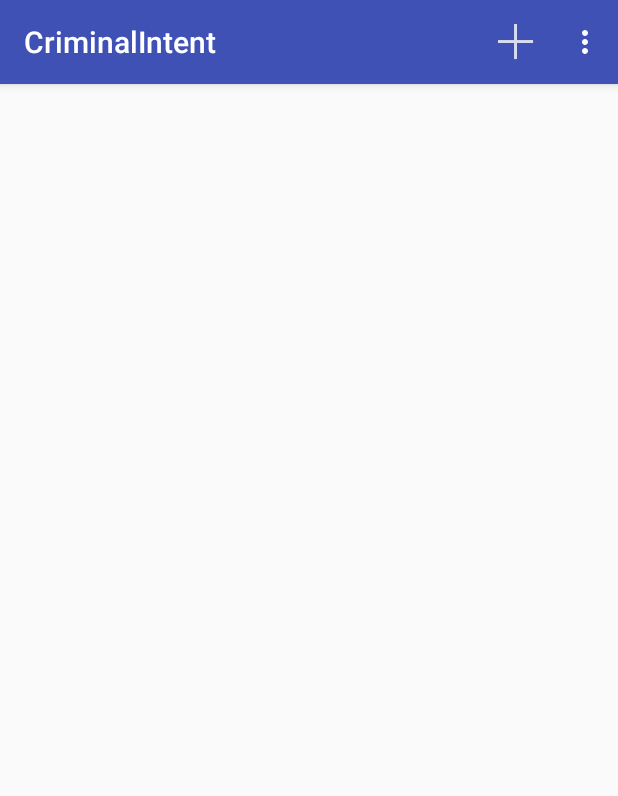
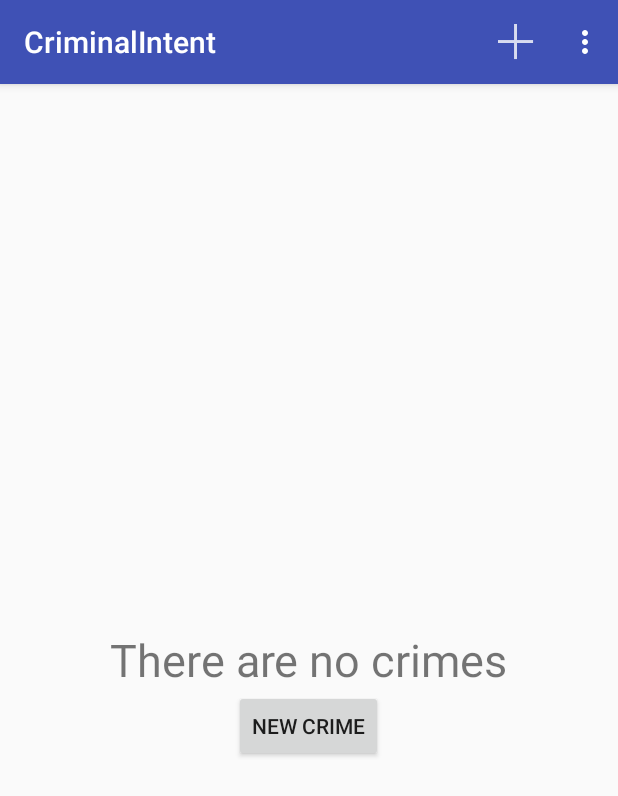
Before and after one commit to speccaN/CriminalIntent, an Android app: the screen it shows after launch (CrimeListActivity), on a phone screen of 412 x 824 dp. Shown: the top 796 px of the screen. Run offline under Robolectric (Android 15) with nearby library versions, the phone set to English and light mode, and no system bars.

Commit message:
Challenge: An Empty View for the RecyclerView complete

```diff
--- a/app/src/main/java/com/bignerdranch/android/criminalintent/CrimeFragment.java
+++ b/app/src/main/java/com/bignerdranch/android/criminalintent/CrimeFragment.java
@@ -62,8 +62,6 @@ public class CrimeFragment extends Fragment {
     public void onCreateOptionsMenu(Menu menu, MenuInflater inflater){
         super.onCreateOptionsMenu(menu, inflater);
         inflater.inflate(R.menu.fragment_crime, menu);
-
-        MenuItem deleteItem = menu.findItem(R.id.menu_item_delete_crime);
     }
 
     @Override
--- a/app/src/main/java/com/bignerdranch/android/criminalintent/CrimeListFragment.java
+++ b/app/src/main/java/com/bignerdranch/android/criminalintent/CrimeListFragment.java
@@ -12,21 +12,26 @@ import android.view.MenuInflater;
 import android.view.MenuItem;
 import android.view.View;
 import android.view.ViewGroup;
+import android.widget.Button;
 import android.widget.CheckBox;
 import android.widget.CompoundButton;
+import android.widget.RelativeLayout;
 import android.widget.TextView;
 
 import java.util.List;
-import java.util.UUID;
 
 public class CrimeListFragment extends Fragment {
 
     private static final String SAVED_SUBTITLE_VISIBLE = "subtitle";
     private static final String ARG_CRIME_ID = "crimeId";
+    private final CrimeLab mCrimeLab = CrimeLab.get(getActivity());
 
     private RecyclerView mCrimeRecyclerView;
+    private RelativeLayout mCrimeEmptyView;
     private CrimeAdapter mAdapter;
     private boolean mSubtitleVisible;
+    private Button mNewCrimeButton;
+    //private CrimeLab mCrimeLab;
 
 
     @Override
@@ -43,12 +48,29 @@ public class CrimeListFragment extends Fragment {
                 .findViewById(R.id.crime_recycler_view);
         mCrimeRecyclerView.setLayoutManager(new LinearLayoutManager(getActivity()));
 
+        mCrimeEmptyView = (RelativeLayout) view.findViewById(R.id.empty_crime_list_display);
+        mNewCrimeButton = (Button) view.findViewById(R.id.new_crime_button);
+        mNewCrimeButton.setOnClickListener(new View.OnClickListener() {
+            @Override
+            public void onClick(View v) {
+                createNewCrime();
+            }
+        });
+
+
         if (savedInstanceState != null)
             mSubtitleVisible = savedInstanceState.getBoolean(SAVED_SUBTITLE_VISIBLE);
 
         updateUI();
 
         return view;
+    }
+
+    private void createNewCrime() {
+        Crime crime = new Crime();
+        mCrimeLab.addCrime(crime);
+        Intent intent = CrimePagerActivity.newIntent(getActivity(), crime.getId());
+        startActivity(intent);
     }
 
     @Override
@@ -80,7 +102,7 @@ public class CrimeListFragment extends Fragment {
         switch (item.getItemId()) {
             case R.id.menu_item_new_crime:
                 Crime crime = new Crime();
-                CrimeLab.get(getActivity()).addCrime(crime);
+                mCrimeLab.addCrime(crime);
                 Intent intent = CrimePagerActivity
                         .newIntent(getActivity(), crime.getId());
                 startActivity(intent);
@@ -96,8 +118,7 @@ public class CrimeListFragment extends Fragment {
     }
 
     private void updateSubtitle() {
-        CrimeLab crimeLab = CrimeLab.get(getActivity());
-        int crimeCount = crimeLab.getCrimes().size();
+        int crimeCount = mCrimeLab.getCrimes().size();
         String subtitle = getResources()
                 .getQuantityString(R.plurals.subtitle_plural, crimeCount, crimeCount);
 
@@ -109,8 +130,7 @@ public class CrimeListFragment extends Fragment {
     }
 
     private void updateUI() {
-        CrimeLab crimeLab = CrimeLab.get(getActivity());
-        List<Crime> crimes = crimeLab.getCrimes();
+        List<Crime> crimes = mCrimeLab.getCrimes();
 
         if (mAdapter == null) {
             mAdapter= new CrimeAdapter(crimes);
@@ -121,6 +141,15 @@ public class CrimeListFragment extends Fragment {
 
         mAdapter = new CrimeAdapter(crimes);
         mCrimeRecyclerView.setAdapter(mAdapter);
+
+        if (crimes.isEmpty()) {
+            mCrimeRecyclerView.setVisibility(View.GONE);
+            mCrimeEmptyView.setVisibility(View.VISIBLE);
+        }
+        else {
+            mCrimeRecyclerView.setVisibility(View.VISIBLE);
+            mCrimeEmptyView.setVisibility(View.GONE);
+        }
 
         updateSubtitle();
     }
@@ -178,9 +207,9 @@ public class CrimeListFragment extends Fragment {
         @Override
         public CrimeHolder onCreateViewHolder(ViewGroup parent, int viewType) {
             LayoutInflater layoutInflater = LayoutInflater.from(getActivity());
-            View view = layoutInflater
-                    .inflate(R.layout.list_item_crime, parent, false);
-            return new CrimeHolder(view);
+                View view = layoutInflater
+                        .inflate(R.layout.list_item_crime, parent, false);
+                return new CrimeHolder(view);
         }
 
         @Override
--- a/app/src/main/res/layout/fragment_crime_list.xml
+++ b/app/src/main/res/layout/fragment_crime_list.xml
@@ -1,8 +1,37 @@
 <?xml version="1.0" encoding="utf-8"?>
-<android.support.v7.widget.RecyclerView xmlns:android="http://schemas.android.com/apk/res/android"
-              android:id="@+id/crime_recycler_view"
-              android:orientation="vertical"
-              android:layout_width="match_parent"
-              android:layout_height="match_parent">
+<FrameLayout xmlns:android="http://schemas.android.com/apk/res/android"
+             android:layout_width="match_parent"
+             android:layout_height="match_parent">
 
-</android.support.v7.widget.RecyclerView>
+    <android.support.v7.widget.RecyclerView
+                  android:id="@+id/crime_recycler_view"
+                  android:orientation="vertical"
+                  android:layout_width="match_parent"
+                  android:layout_height="match_parent">
+    </android.support.v7.widget.RecyclerView>
+
+    <RelativeLayout
+                android:id="@+id/empty_crime_list_display"
+                android:orientation="vertical"
+                android:layout_width="match_parent"
+                android:layout_height="match_parent">
+
+        <TextView
+            android:id="@+id/empty_crime_list_text"
+            android:layout_width="wrap_content"
+            android:layout_height="wrap_content"
+            android:text="@string/empty_crime_list_message"
+            android:textSize="30dp"
+            android:layout_centerHorizontal="true"
+            android:layout_centerInParent="true"/>
+
+        <Button
+            android:id="@+id/new_crime_button"
+            android:layout_width="wrap_content"
+            android:layout_height="wrap_content"
+            android:text="@string/new_crime"
+            android:layout_below="@+id/empty_crime_list_text"
+            android:layout_centerHorizontal="true"/>
+
+    </RelativeLayout>
+</FrameLayout>
--- a/app/src/main/res/values/strings.xml
+++ b/app/src/main/res/values/strings.xml
@@ -11,6 +11,7 @@
     <string name="subtitle_format">%1$s crimes</string>
     <string name="time_picker_title">Time of Crime</string>
     <string name="delete_crime">Delete</string>
+    <string name="empty_crime_list_message">There are no crimes</string>
 
     <plurals name="subtitle_plural">
         <item quantity="one">%1$s crime</item>
```
